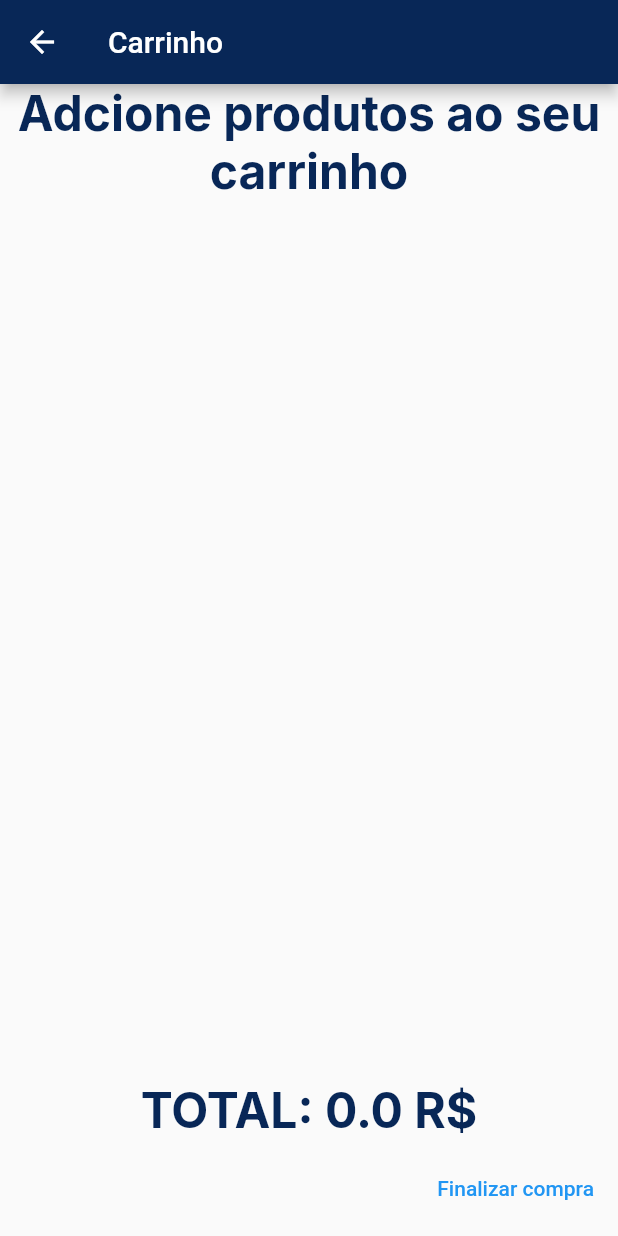
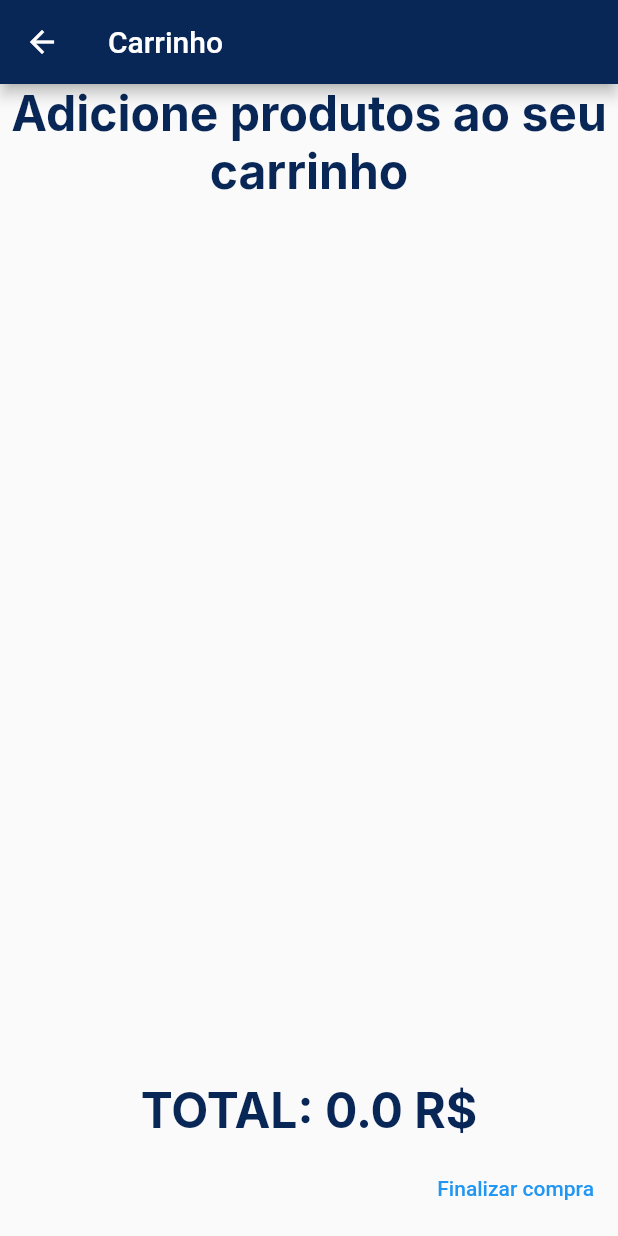
Before and after one commit to yan-moura19/NodeShopFront, a Flutter app: the CarrinhoPage screen opened by its route, on a phone screen of 412 x 824 dp. Run offline on Flutter 3.47's test engine with Material 2 defaults, Android fonts, the phone set to English and light mode, and no system bars; our stand-ins replace google_fonts; missing offline and left inert: dart:html, dart:js.

Commit message:
correção 'Adicione"

```diff
--- a/lib/pages/carrinho_page.dart
+++ b/lib/pages/carrinho_page.dart
@@ -45,7 +45,7 @@ actions: [
     ],
   ),
   body: Column(children: <Widget>[
-    Text("${widget.carrinho.length > 0? 'ITENS':'Adcione produtos ao seu carrinho'}",
+    Text("${widget.carrinho.length > 0? 'ITENS':'Adicione produtos ao seu carrinho'}",
     textAlign: TextAlign.center,
 
     style:  GoogleFonts.inter(
```
